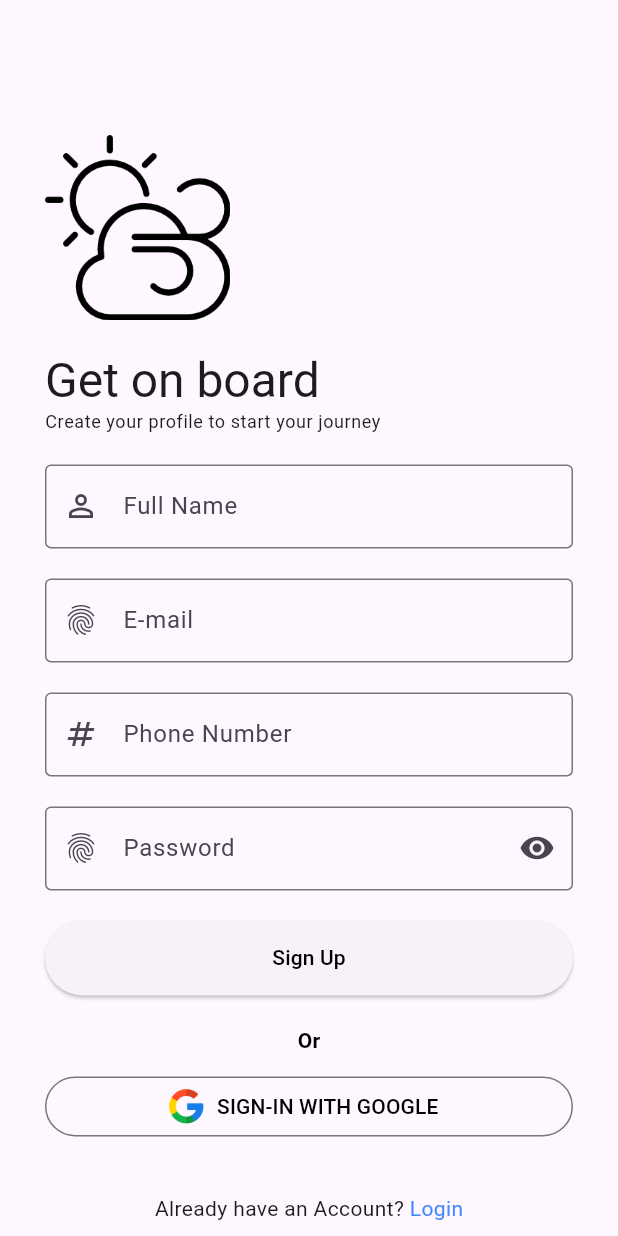
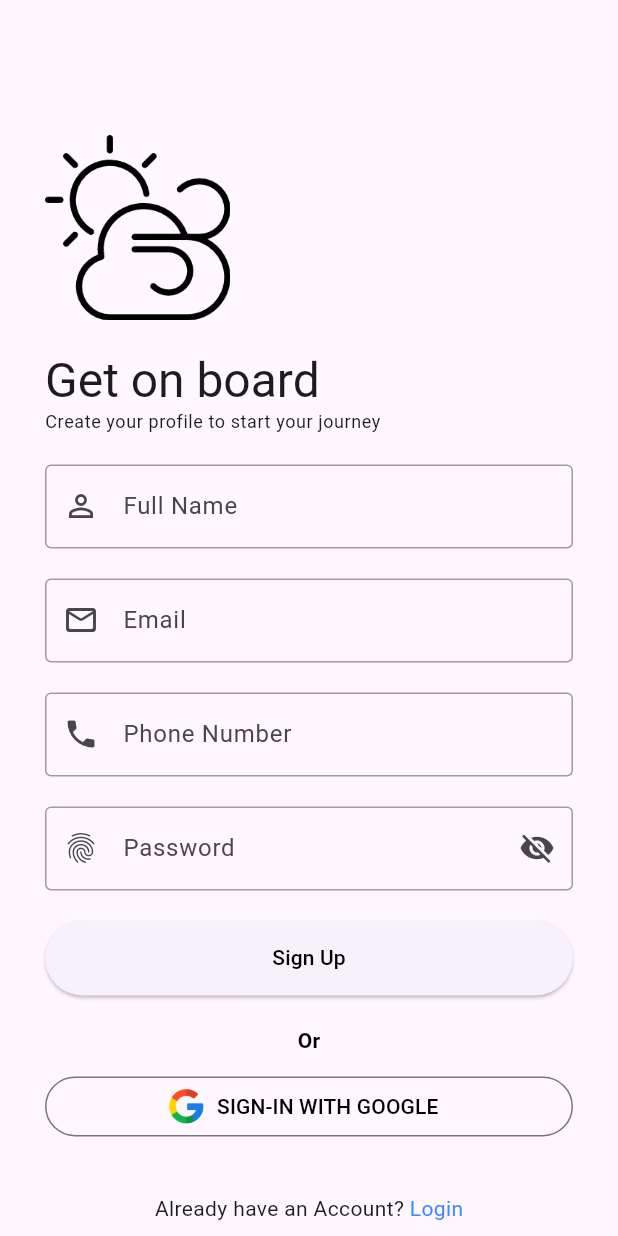
Before and after one commit to Galal-20/vortex, a Flutter app: the SignUpScreen screen opened directly, on a phone screen of 412 x 824 dp. Run offline on Flutter 3.47's test engine with Material 3 defaults, Android fonts, the phone set to English and light mode, and no system bars; our stand-ins replace equatable, firebase_auth, firebase_core, flutter_bloc, geocoding, geolocator and 3 more; accounts and stored records are empty; generated files the repository leaves out were written again.

Commit message:
Update Auth. Add validations. Reusable components.

```diff
--- /dev/null
+++ b/lib/src/core/utils/validations.dart
@@ -0,0 +1,14 @@
+
+class Validation{
+  static bool isValidateEmail(String email){
+    return RegExp(r"^[a-zA-Z0-9.a-zA-Z0-9.!#$%&'*+/=?^_`{|}~-]+@[a-zA-Z0-9]+\.[a-zA-Z]+").hasMatch(email);
+  }
+  static bool isValidPhone(String phone) {
+    return RegExp(r"^[0-9]{10,15}$").hasMatch(phone);
+  }
+
+  static bool isValidatePassword(String password){
+    return RegExp(r'^(?=.*?[A-Z])(?=.*?[a-z])(?=.*?[0-9])(?=.*?[!@#\$&*~])'r'.{6,}$')
+        .hasMatch(password);
+  }
+}
--- a/lib/src/feature/authentication/presentation/login/screen/login_footer_widget.dart
+++ b/lib/src/feature/authentication/presentation/login/screen/login_footer_widget.dart
@@ -34,8 +34,9 @@ class LoginFooterWidget extends StatelessWidget {
         const SizedBox(height: 20,),
         TextButton(
             onPressed: (){
-              Navigator.push(context,
-              MaterialPageRoute(builder: (context) => SignUpScreen())
+              Navigator.of(context, rootNavigator: true).pushAndRemoveUntil(
+                MaterialPageRoute(builder: (context) => SignUpScreen()),
+                    (route) => false,
               );
             },
             child: Text.rich(
--- a/lib/src/feature/authentication/presentation/signUp/screen/signup-footer-widget.dart
+++ b/lib/src/feature/authentication/presentation/signUp/screen/signup-footer-widget.dart
@@ -32,8 +32,9 @@ class SignUpFooterWidget extends StatelessWidget {
         const SizedBox(height: 20,),
         TextButton(
             onPressed: (){
-              Navigator.push(context,
-                  MaterialPageRoute(builder: (context) => Loginscreen())
+              Navigator.of(context, rootNavigator: true).pushAndRemoveUntil(
+                MaterialPageRoute(builder: (context) => Loginscreen()),
+                    (route) => false,
               );
             },
             child: Text.rich(
--- a/lib/src/feature/authentication/presentation/signUp/screen/signup-form-widget.dart
+++ b/lib/src/feature/authentication/presentation/signUp/screen/signup-form-widget.dart
@@ -1,9 +1,12 @@
 import 'package:flutter/material.dart';
 import 'package:flutter_bloc/flutter_bloc.dart';
+import 'package:vortex/src/core/utils/validations.dart';
 import 'package:vortex/src/feature/authentication/presentation/AuthBloc.dart';
 import 'package:vortex/src/feature/authentication/presentation/AuthEvent.dart';
 import 'package:vortex/src/feature/authentication/presentation/AuthState.dart';
 import 'package:vortex/src/feature/authentication/presentation/login/screen/LoginScreen.dart';
+
+import '../../text_form_field.dart';
 
 class SignUpFormWidget extends StatefulWidget {
   const SignUpFormWidget({
@@ -18,6 +21,8 @@ class _SignUpFormWidgetState extends State<SignUpFormWidget> {
   final _formKey = GlobalKey<FormState>();
   String fullName =" ", email =" ", phone =" ", password =" " ;
   bool isLoading = false;
+  bool _isPasswordHidden = true;
+
 
 
   @override
@@ -64,7 +69,6 @@ class _SignUpFormWidgetState extends State<SignUpFormWidget> {
               ),
             );
           }
-
         },
       child: Form(
         key: _formKey,
@@ -73,46 +77,81 @@ class _SignUpFormWidgetState extends State<SignUpFormWidget> {
             child: Column(
               crossAxisAlignment: CrossAxisAlignment.start,
               children: [
-                TextFormField(
-                  onChanged: (value) =>fullName = value,
-                  decoration: const InputDecoration(
-                      prefixIcon: Icon(Icons.person_outline_outlined),
-                      labelText: "Full Name ",
-                      hintText: "Full Name",
-                      border: OutlineInputBorder()
-                  ),
+                // full name
+                TextFieldClass.buildTextFormField(
+                  "Full Name",
+                  "Full Name",
+                    (value){
+                      if(value == null || value.trim().isEmpty){
+                        return "Full name is required";
+                      } else if (value.trim().length < 3) {
+                        return "Full Name must be at least 3 characters";
+                      }
+                      return null;
+                    },
+                      (value) => fullName = value,
+                  Icon(Icons.person_outline_outlined),
                 ),
                 SizedBox(height: 20,),
-                TextFormField(
-                  onChanged: (value) => email = value,
-                  decoration: const InputDecoration(
-                    prefixIcon: Icon(Icons.fingerprint),
-                    labelText: "E-mail",
-                    hintText: "Email",
-                    border: OutlineInputBorder(),
-                  ),
+                // Email
+                TextFieldClass.buildTextFormField(
+                  "Email",
+                  "Enter your email",
+                      (value) {
+                    if (value == null || value.trim().isEmpty) {
+                      return "Email is required";
+                    } else if (!Validation.isValidateEmail(value)) {
+                      return "Enter a valid email address";
+                    }
+                    return null;
+                  },
+                    (value) => email = value,
+                    Icon(Icons.mail_outline_rounded)
                 ),
                 SizedBox(height: 20,),
-                TextFormField(
-                  onChanged: (value) => phone = value,
-                  decoration: const InputDecoration(
-                      prefixIcon: Icon(Icons.numbers_outlined),
-                      labelText: "Phone Number ",
-                      hintText: "Phone Number",
-                      border: OutlineInputBorder()
-                  ),
+                // Phone Number
+                TextFieldClass.buildTextFormField(
+                    "Phone Number",
+                    "Phone Number",
+                        (value){
+                      if (value == null || value.trim().isEmpty) {
+                        return "Phone number is required";
+                      } else if (!Validation.isValidPhone(value)) {
+                        return "Enter a valid phone number (11 digits)";
+                      }
+                      return null;
+                    },
+                        (value) => phone = value,
+                    Icon(Icons.phone)
                 ),
                 SizedBox(height: 20,),
-                TextFormField(
-                  onChanged: (value) => password = value,
-                  decoration: const InputDecoration(
-                      prefixIcon: Icon(Icons.fingerprint),
-                      labelText: "Password",
-                      hintText: "Password",
-                      border: OutlineInputBorder(),
-                      suffixIcon: IconButton(onPressed: null,
-                          icon: Icon(Icons.remove_red_eye))
+                // password
+                TextFieldClass.buildTextFormField(
+                    "Password",
+                    "Password",
+                        (value){
+                          if (value == null || value.trim().isEmpty) {
+                            return "Password is required";
+                          } else if (value.length < 6) {
+                            return "Password must be at least 6 characters";
+                          } else if (!Validation.isValidatePassword(value)) {
+                            return "Password must contain uppercase, lowercase, number, and special character";
+                          }
+                          return null;
+                    },
+                        (value) => password = value,
+                  Icon(Icons.fingerprint),
+                  suffixIcon:
+                  IconButton(
+                      onPressed: ()
+                      {
+                        setState(() {
+                          _isPasswordHidden = !_isPasswordHidden;
+                        });
+                      },
+                      icon: Icon(_isPasswordHidden ? Icons.visibility_off : Icons.visibility)
                   ),
+                  obscureText: _isPasswordHidden
                 ),
                 SizedBox(height: 20,),
                 SizedBox(
--- /dev/null
+++ b/lib/src/feature/authentication/presentation/text_form_field.dart
@@ -0,0 +1,35 @@
+
+
+import 'package:flutter/material.dart';
+
+class TextFieldClass{
+  static  TextFormField buildTextFormField(
+      String labelText,
+      String hintText,
+      String? Function(String?)? validator,
+      void Function(String)? onChanged,
+      Widget? prefixIcon, {
+        Widget? suffixIcon,
+        bool obscureText = false,
+      }) {
+    return TextFormField(
+      onChanged: onChanged,
+      obscureText: obscureText,
+      decoration: InputDecoration(
+        prefixIcon: prefixIcon,
+        suffixIcon: suffixIcon,
+        labelText: labelText,
+        hintText: hintText,
+        border: const OutlineInputBorder(),
+        enabledBorder: const OutlineInputBorder(
+          borderSide: BorderSide(color: Colors.grey),
+        ),
+        focusedBorder: const OutlineInputBorder(
+          borderSide: BorderSide(color: Colors.black, width: 2.0),
+        ),
+        floatingLabelStyle: const TextStyle(color: Colors.black),
+      ),
+      validator: validator,
+    );
+  }
+}
```
Also changed, not shown: lib/src/feature/authentication/presentation/login/screen/login_form_widget.dart (+46 -18 lines).
